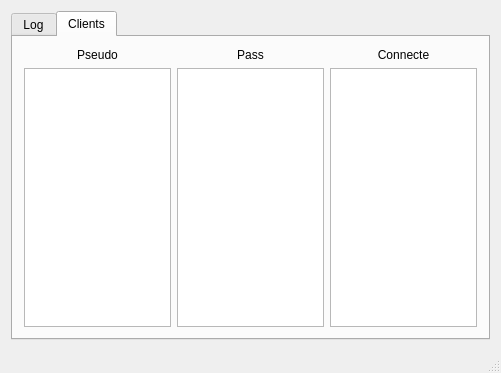
Above: eCopy_serveur/mainwindow.ui from TheLortex/eCopy before the change. Below: the same form after it.
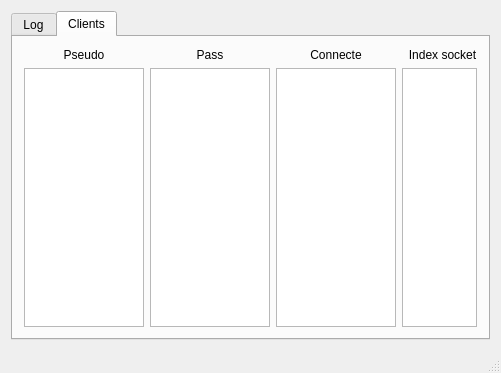
That is the form after the change. The open tabs and pages were chosen to show the change.

What changed in the file:
```diff
--- a/eCopy_serveur/mainwindow.ui
+++ b/eCopy_serveur/mainwindow.ui
@@ -86,6 +86,19 @@
           </property>
          </widget>
         </item>
+        <item row="0" column="5">
+         <widget class="QLabel" name="label_4">
+          <property name="text">
+           <string>Index socket</string>
+          </property>
+          <property name="alignment">
+           <set>Qt::AlignCenter</set>
+          </property>
+         </widget>
+        </item>
+        <item row="1" column="4" colspan="2">
+         <widget class="QListView" name="listeSocket"/>
+        </item>
        </layout>
       </widget>
      </widget>
```
Left out of the diff: 2 changed lines with no effect on the pictures.
